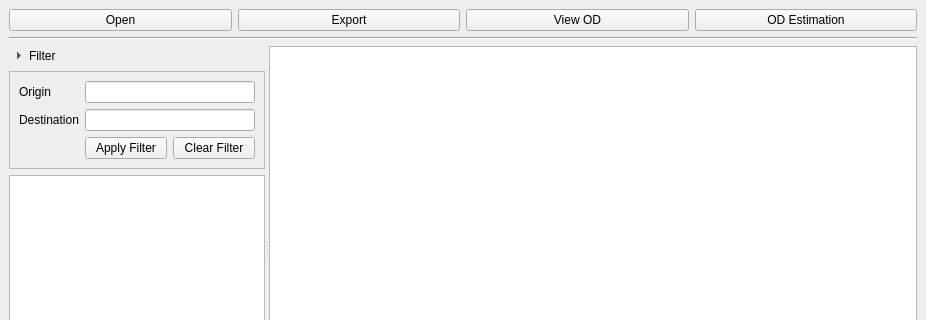
Qt form jodeln/gui/mainwindow.ui (mdeamico/jodeln) before a commit; both pictures show x 0 to 926 and y 0 to 320 of the 926 by 483 pixel window.
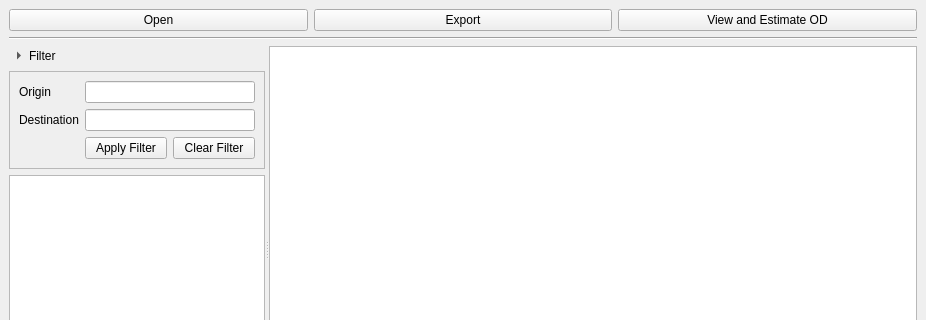
The same form after that commit. Custom widgets are drawn as their Qt base class.

Commit message: Consolidate GUI for viewing and estimating OD (#49)

The edit to the form file:
```diff
--- a/jodeln/gui/mainwindow.ui
+++ b/jodeln/gui/mainwindow.ui
@@ -55,14 +55,7 @@
       <item>
        <widget class="QPushButton" name="pbODView">
         <property name="text">
-         <string>View OD</string>
-        </property>
-       </widget>
-      </item>
-      <item>
-       <widget class="QPushButton" name="pbShowODEstimation">
-        <property name="text">
-         <string>OD Estimation</string>
+         <string>View and Estimate OD</string>
         </property>
        </widget>
       </item>
```
The commit also changes 6 other files.
